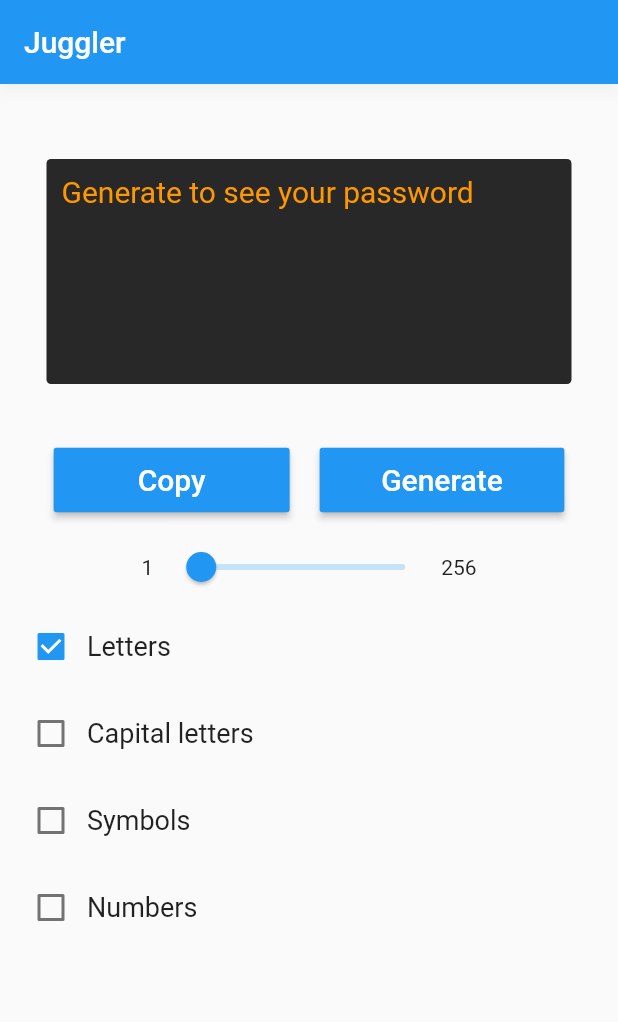
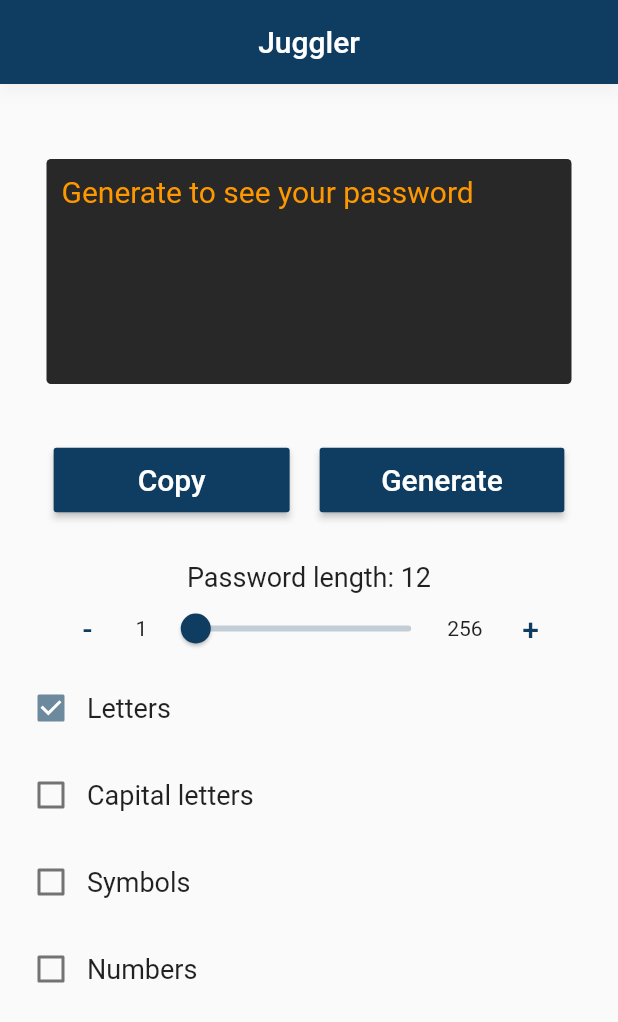
Before and after one commit to raissonsouto/Juggler, a Flutter app: the screen it shows after launch, on a phone screen of 412 x 824 dp. Shown: the top 1022 px of the screen. Run offline on Flutter 3.47's test engine with Material 2 defaults, Android fonts, the phone set to English and light mode, and no system bars; Roboto replaces fonts that are missing (monaco).

Commit message:
finishing first release

```diff
--- a/lib/main.dart
+++ b/lib/main.dart
@@ -22,8 +22,10 @@ class _MyAppState extends State<MyApp> {
   bool capitalLetters = false;
   bool numbers = false;
   bool symbols = false;
+  int passLength = 12;
 
-  int passLength = 12;
+
+  Color themeColor = const Color.fromARGB(255, 15, 61, 97);
 
   void _generatePassword() {
     setState(() {
@@ -40,18 +42,30 @@ class _MyAppState extends State<MyApp> {
   Widget build(BuildContext context) {
     return MaterialApp(
         theme: ThemeData(
-          primarySwatch: Colors.blue,
+          primarySwatch: MaterialColor(themeColor.value, {
+            50: themeColor.withOpacity(0.1),
+            100: themeColor.withOpacity(0.2),
+            200: themeColor.withOpacity(0.3),
+            300: themeColor.withOpacity(0.4),
+            400: themeColor.withOpacity(0.5),
+            500: themeColor.withOpacity(0.6),
+            600: themeColor.withOpacity(0.7),
+            700: themeColor.withOpacity(0.8),
+            800: themeColor.withOpacity(0.9),
+            900: themeColor.withOpacity(1),
+          }),
         ),
         home: Scaffold(
           appBar:
-              AppBar(title: const Text('Juggler'), shadowColor: Colors.white24),
+              AppBar(
+                  title: const Center(child: Text('Juggler')),
+                  shadowColor: Colors.white24,
+              ),
           body: Column(
             crossAxisAlignment: CrossAxisAlignment.center,
             children: [
               Padding(
                   padding: const EdgeInsets.only(top: 50, bottom: 30),
-                  child: SingleChildScrollView(
-                    scrollDirection: Axis.vertical,
                   child: Container(
                     width: 350,
                     height: 150,
@@ -59,6 +73,8 @@ class _MyAppState extends State<MyApp> {
                       color: Color.fromARGB(255, 40, 40, 40),
                       borderRadius: BorderRadius.all(Radius.circular(3)),
                     ),
+                    child: SingleChildScrollView(
+                      scrollDirection: Axis.vertical,
                       child: Padding(
                         padding: const EdgeInsets.all(10),
                         child: Text(
@@ -71,7 +87,8 @@ class _MyAppState extends State<MyApp> {
                         ),
                       ),
                     ),
-                  ),),
+                  )
+              ),
               Row(
                 mainAxisAlignment: MainAxisAlignment.center,
                 children: [
@@ -81,7 +98,7 @@ class _MyAppState extends State<MyApp> {
                         onPressed: () {
                           Clipboard.setData(ClipboardData(text: password));
                         },
-                        color: Colors.blue,
+                        color: themeColor,
                         child: const Padding(
                             padding: EdgeInsets.only(
                                 left: 40, right: 40, top: 10, bottom: 10),
@@ -93,7 +110,7 @@ class _MyAppState extends State<MyApp> {
                       padding: const EdgeInsets.all(10),
                       child: MaterialButton(
                         onPressed: _generatePassword,
-                        color: Colors.blue,
+                        color: themeColor,
                         child: const Padding(
                             padding: EdgeInsets.only(
                                 left: 25, right: 25, top: 10, bottom: 10),
@@ -103,13 +120,15 @@ class _MyAppState extends State<MyApp> {
                       )),
                 ],
               ),
-              SafeSlider(
+              Padding(
+                  padding: const EdgeInsets.only(top: 20),
+                  child: SafeSlider(
                       initialValue: passLength,
                       onChanged: (int value) {
                         setState(() {
                           passLength = value;
                         });
-                  }),
+                      })),
               SafeCheckBox(
                   title: "Letters",
                   initialValue: letters,
@@ -143,7 +162,7 @@ class _MyAppState extends State<MyApp> {
                     });
                   }),
             ],
-          ),
+          )
         ));
   }
 }
--- a/lib/widgets/slider_widget.dart
+++ b/lib/widgets/slider_widget.dart
@@ -20,11 +20,27 @@ class SafeSliderState extends State<SafeSlider> {
 
   @override
   Widget build(BuildContext context) {
-    return Row(
+    return Column(
+      children: [
+        Text("Password length: $_sliderValue",
+            style: const TextStyle(fontSize: 18)),
+        Row(
           mainAxisAlignment: MainAxisAlignment.center,
           children: [
+            TextButton(
+                onPressed: () {
+                  setState(() {
+                    _sliderValue--;
+                  });
+                },
+                child: const Text(
+                  "-",
+                  style: TextStyle(fontSize: 20),
+                )),
             const Text("1"),
-        Slider(
+            SizedBox(
+                width: 200,
+                child: Slider(
                   value: _sliderValue.toDouble(),
                   min: 1,
                   max: 256,
@@ -35,8 +51,17 @@ class SafeSliderState extends State<SafeSlider> {
                     });
                     widget.onChanged(_sliderValue.round());
                   },
+                )),
+            const Text("256"),
+            TextButton(
+                onPressed: () {
+                  setState(() {
+                    _sliderValue++;
+                  });
+                },
+                child: const Text("+", style: TextStyle(fontSize: 20)))
+          ],
         ),
-        const Text("256"),
       ],
     );
   }
```
Also changed, not shown: pubspec.yaml (+9 -4 lines), assets/images/logo.png (added), lib/pages/settings_page.dart (added), pubspec.lock, 8 other files. Lines whose indentation alone changed are shown as unchanged.
